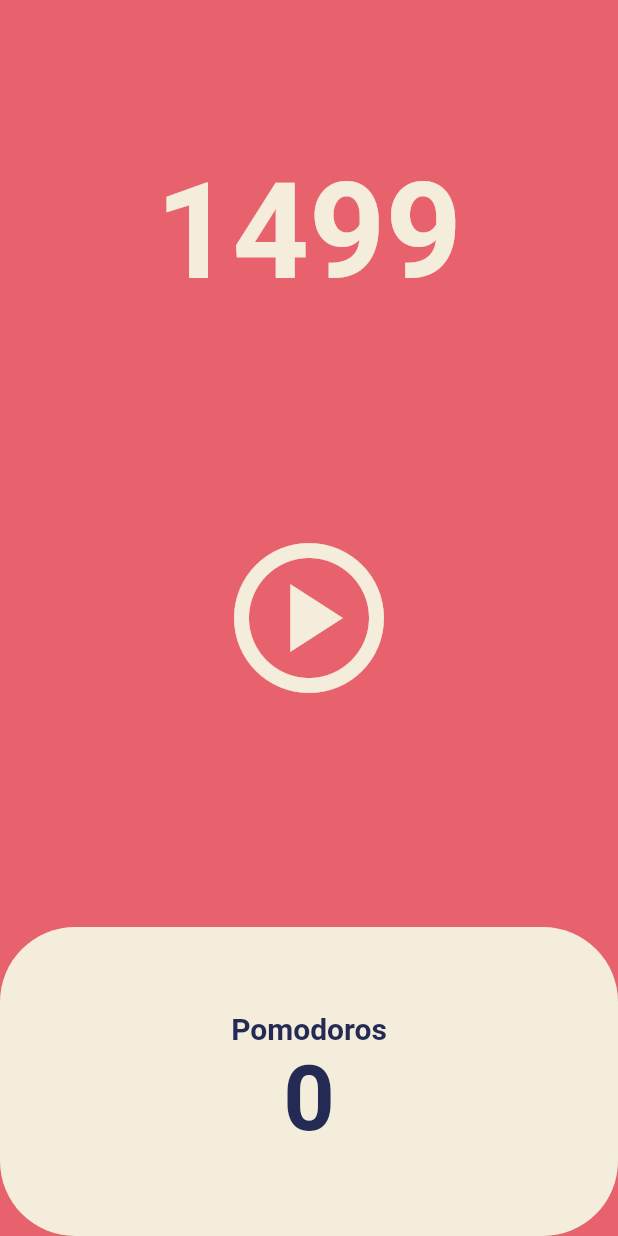
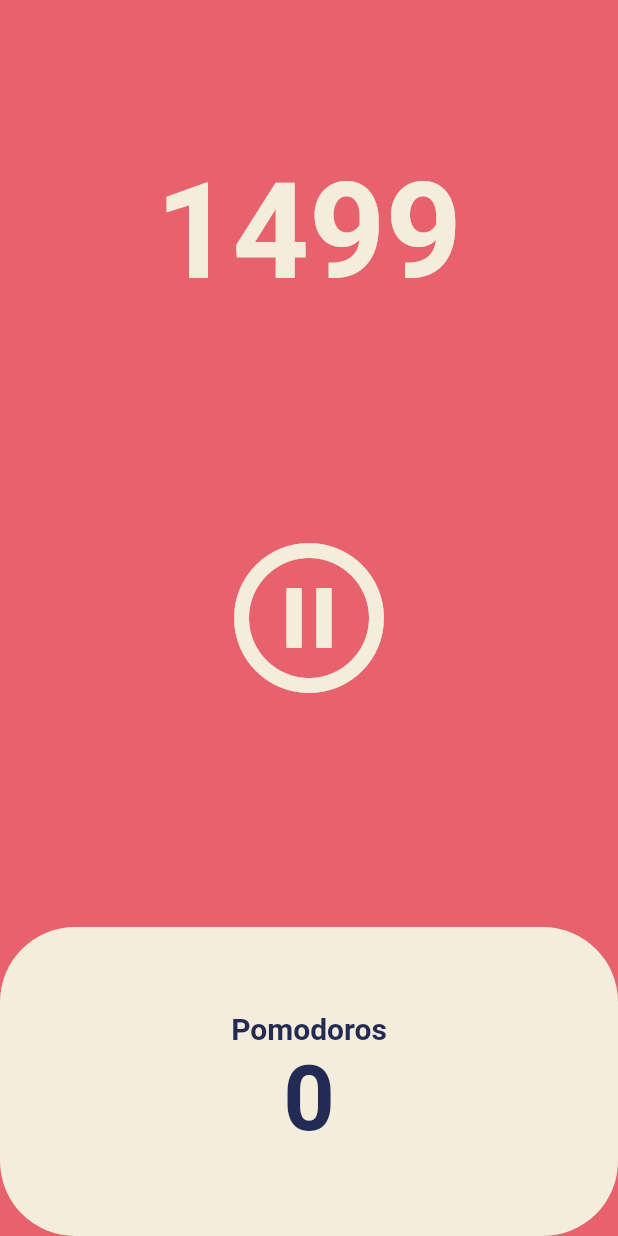
Before and after one commit to Kang-Seonggyu/Nomad_flutter_webtoon, a Flutter app: the screen it shows after launch, after a tap on the "play circle" icon, on a phone screen of 412 x 824 dp. Run offline on Flutter 3.47's test engine with Material 2 defaults, Android fonts, the phone set to English and light mode, and no system bars.

Commit message:
Feat: Pause Play

```diff
--- a/lib/screens/home_screen.dart
+++ b/lib/screens/home_screen.dart
@@ -11,6 +11,7 @@ class HomeScreen extends StatefulWidget {
 
 class _HomeScreenState extends State<HomeScreen> {
   int totalSeconds = 1500;
+  bool isRunning = false;
   late Timer timer;
 
   void onTick(Timer timer) {
@@ -21,6 +22,18 @@ class _HomeScreenState extends State<HomeScreen> {
 
   void onStartPressed() {
     timer = Timer.periodic(const Duration(seconds: 1), onTick);
+
+    setState(() {
+      isRunning = true;
+    });
+  }
+
+  void onPausePressed() {
+    timer.cancel();
+
+    setState(() {
+      isRunning = false;
+    });
   }
 
   @override
@@ -48,8 +61,10 @@ class _HomeScreenState extends State<HomeScreen> {
               child: IconButton(
                 iconSize: 120,
                 color: Theme.of(context).cardColor,
-                onPressed: onStartPressed,
-                icon: const Icon(Icons.play_circle_outlined),
+                onPressed: isRunning ? onPausePressed : onStartPressed,
+                icon: Icon(isRunning
+                    ? Icons.pause_circle_outline
+                    : Icons.play_circle_outlined),
               ),
             ),
           ),
```
